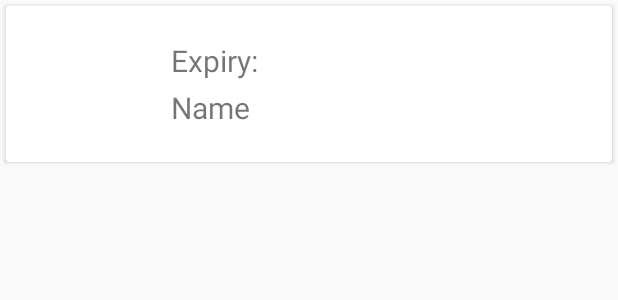
After one commit to NoelChew/ReMed, an Android app: the layout listitem_medicine.xml on its own in the app's theme, with its tools: preview values and no code run, on a phone screen of 412 x 824 dp. The commit adds this screen. Shown: the top 300 px of the screen. Run offline under Robolectric (Android 15) with nearby library versions, the phone set to English and light mode, and no system bars.

Commit message:
MainActivity
- medicine list

```diff
--- a/app/build.gradle
+++ b/app/build.gradle
@@ -24,7 +24,11 @@ dependencies {
     androidTestCompile('com.android.support.test.espresso:espresso-core:2.2.2', {
         exclude group: 'com.android.support', module: 'support-annotations'
     })
+    testCompile 'junit:junit:4.12'
     compile 'com.android.support:appcompat-v7:23.4.0'
     compile 'com.android.support:design:23.4.0'
-    testCompile 'junit:junit:4.12'
+    compile 'com.android.support:cardview-v7:23.4.0'
+    compile 'com.android.support:recyclerview-v7:23.4.0'
+    compile 'com.android.support:support-v4:23.4.0'
+    compile 'com.github.bumptech.glide:glide:3.7.0'
 }
--- a/app/src/main/AndroidManifest.xml
+++ b/app/src/main/AndroidManifest.xml
@@ -1,6 +1,8 @@
 <?xml version="1.0" encoding="utf-8"?>
 <manifest xmlns:android="http://schemas.android.com/apk/res/android"
     package="com.table20.remed">
+
+    <uses-permission android:name="android.permission.INTERNET"/>
 
     <application
         android:allowBackup="true"
@@ -9,7 +11,7 @@
         android:supportsRtl="true"
         android:theme="@style/AppTheme">
         <activity
-            android:name=".MainActivity"
+            android:name=".ui.MainActivity"
             android:label="@string/app_name"
             android:theme="@style/AppTheme.NoActionBar">
             <intent-filter>
--- a/app/src/main/res/layout/activity_main.xml
+++ b/app/src/main/res/layout/activity_main.xml
@@ -5,7 +5,7 @@
     android:layout_width="match_parent"
     android:layout_height="match_parent"
     android:fitsSystemWindows="true"
-    tools:context="com.table20.remed.MainActivity">
+    tools:context="com.table20.remed.ui.MainActivity">
 
     <android.support.design.widget.AppBarLayout
         android:layout_width="match_parent"
--- /dev/null
+++ b/app/src/main/res/layout/listitem_medicine.xml
@@ -0,0 +1,59 @@
+<?xml version="1.0" encoding="utf-8"?>
+<LinearLayout xmlns:android="http://schemas.android.com/apk/res/android"
+    xmlns:card_view="http://schemas.android.com/apk/res-auto"
+    xmlns:tools="http://schemas.android.com/tools"
+    android:layout_width="match_parent"
+    android:layout_height="wrap_content"
+    android:orientation="vertical">
+    <!-- A CardView that contains a TextView -->
+    <android.support.v7.widget.CardView xmlns:card_view="http://schemas.android.com/apk/res-auto"
+        android:id="@+id/card_view"
+        android:layout_width="match_parent"
+        android:layout_height="wrap_content"
+        android:layout_gravity="center"
+        android:layout_margin="4dp"
+        card_view:cardCornerRadius="2dp">
+
+        <RelativeLayout
+            android:layout_width="match_parent"
+            android:layout_height="wrap_content">
+
+            <ImageView
+                android:id="@+id/image_view"
+                android:layout_width="100dp"
+                android:layout_height="100dp"
+                android:layout_alignParentLeft="true"
+                android:layout_centerVertical="true"
+                android:layout_margin="2dp"
+                android:scaleType="centerCrop" />
+
+            <LinearLayout
+                android:layout_width="wrap_content"
+                android:layout_height="wrap_content"
+                android:layout_centerVertical="true"
+                android:layout_toRightOf="@+id/image_view"
+                android:orientation="vertical"
+                android:padding="4dp">
+
+                <TextView
+                    android:id="@+id/text_view_expiry"
+                    android:layout_width="wrap_content"
+                    android:layout_height="wrap_content"
+                    android:layout_margin="2dp"
+                    android:text="Expiry: "
+                    android:textSize="20dp" />
+
+                <TextView
+                    android:id="@+id/text_view_name"
+                    android:layout_width="wrap_content"
+                    android:layout_height="wrap_content"
+                    android:layout_margin="2dp"
+                    android:text="Name"
+                    android:textSize="20dp" />
+
+            </LinearLayout>
+
+        </RelativeLayout>
+
+    </android.support.v7.widget.CardView>
+</LinearLayout>
--- a/app/src/main/res/menu/menu_main.xml
+++ b/app/src/main/res/menu/menu_main.xml
@@ -1,7 +1,7 @@
 <menu xmlns:android="http://schemas.android.com/apk/res/android"
     xmlns:app="http://schemas.android.com/apk/res-auto"
     xmlns:tools="http://schemas.android.com/tools"
-    tools:context="com.table20.remed.MainActivity">
+    tools:context="com.table20.remed.ui.MainActivity">
     <item
         android:id="@+id/action_settings"
         android:orderInCategory="100"
```
Also changed, not shown: app/src/main/java/com/table20/remed/adapter/MedicineAdapter.java (added, +80 -0 lines), app/src/main/java/com/table20/remed/customclass/Medicine.java (added, +42 -0 lines), app/src/main/java/com/table20/remed/customclass/MedicineWithExpiry.java (added, +23 -0 lines), app/src/main/java/com/table20/remed/data/MedicineData.java (added, +22 -0 lines), app/src/main/java/com/table20/remed/ui/MainActivity.java (renamed from app/src/main/java/com/table20/remed/MainActivity.java, +34 -3 lines), app/src/main/res/layout/content_main.xml (+9 -5 lines).
